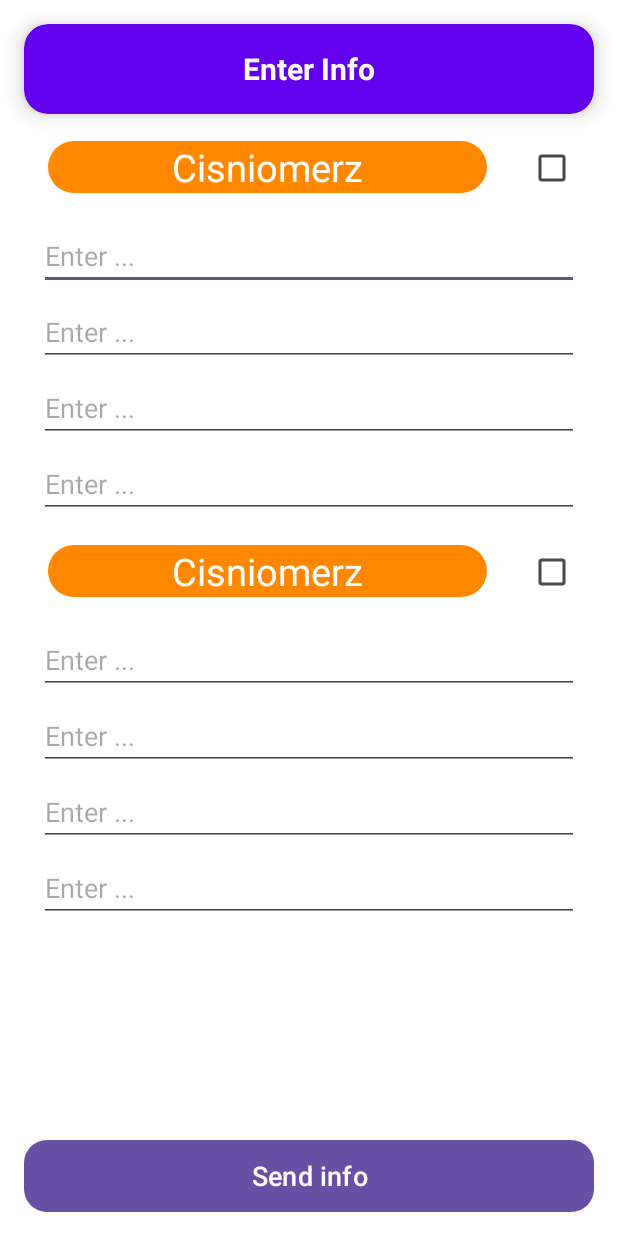
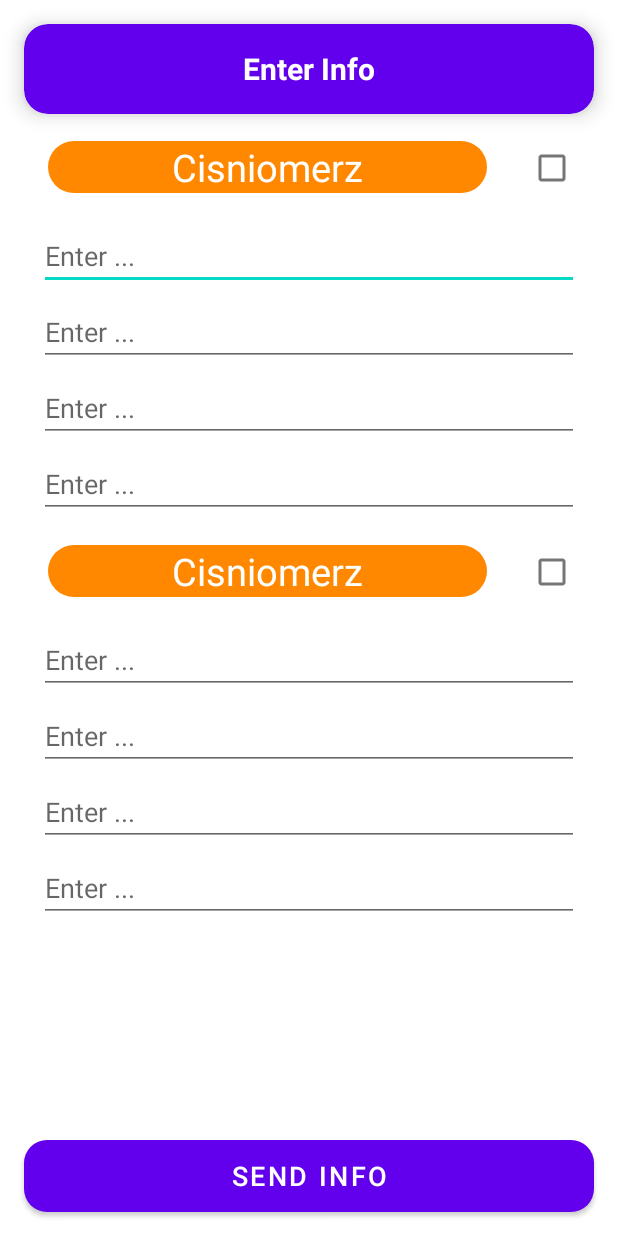
Before and after one commit to DerekBurned/BluetoothGattServer, an Android app: the layout activity_second_send.xml on its own in the app's theme, with its tools: preview values and no code run, on a phone screen of 412 x 824 dp. Run offline under Robolectric (Android 15) with nearby library versions, the phone set to English and light mode, and no system bars.

Commit message:
poprawiony layouty

```diff
--- a/app/src/main/AndroidManifest.xml
+++ b/app/src/main/AndroidManifest.xml
@@ -23,7 +23,7 @@
         android:label="@string/app_name"
         android:roundIcon="@mipmap/ic_launcher_round"
         android:supportsRtl="true"
-        android:theme="@style/Theme.BluetoothGattServer"
+        android:theme="@style/Base.Theme.BluetoothGattServer"
         tools:targetApi="31">
         <activity
             android:name=".Secondactivity.SecondActivitySend"
--- a/app/src/main/res/layout/activity_second_send.xml
+++ b/app/src/main/res/layout/activity_second_send.xml
@@ -13,7 +13,7 @@
         android:layout_height="60dp"
         android:layout_margin="16dp"
         android:foregroundGravity="center"
-        app:cardBackgroundColor="@color/purple"
+        app:cardBackgroundColor="#FF6200EE"
         app:cardCornerRadius="16dp"
         app:cardElevation="8dp"
         app:layout_constraintEnd_toEndOf="parent"
@@ -61,8 +61,6 @@
         android:layout_width="0dp"
         android:layout_height="wrap_content"
         android:layout_margin="16dp"
-        android:alpha="1"
-        android:backgroundTint="@color/purple"
         android:background="@drawable/normal_button"
         android:text="@string/button_send_info"
         android:textColor="@android:color/white"
--- a/app/src/main/res/values/themes.xml
+++ b/app/src/main/res/values/themes.xml
@@ -1,6 +1,6 @@
 <resources xmlns:tools="http://schemas.android.com/tools">
     <!-- Base application theme. -->
-    <style name="Base.Theme.BluetoothGattServer" parent="Theme.Material3.DayNight.NoActionBar">
+    <style name="Base.Theme.BluetoothGattServer" parent="Theme.MaterialComponents.DayNight.NoActionBar">
         <!-- Customize your light theme here. -->
         <!-- <item name="colorPrimary">@color/my_light_primary</item> -->
     </style>
```
Also changed, not shown: app/src/main/java/com/example/bluetoothgattserver/MainActivity.kt (+11 -0 lines), app/src/main/res/values-night/themes.xml (+20 -4 lines).
